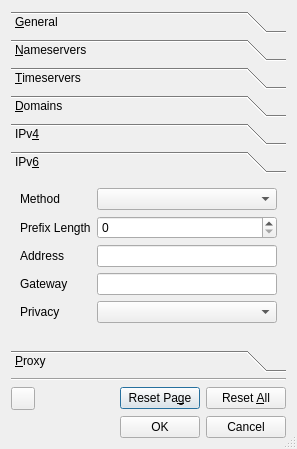
This is apps/cmstapp/code/peditor/ui/peditor.ui in andrew-bibb/cmst as Qt 5 draws it before an edit. The edited form follows.
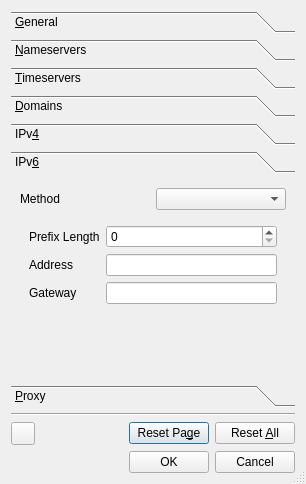
This is the edited form. The open tabs and pages were chosen to show the change.

```diff
--- a/apps/cmstapp/code/peditor/ui/peditor.ui
+++ b/apps/cmstapp/code/peditor/ui/peditor.ui
@@ -6,8 +6,8 @@
    <rect>
     <x>0</x>
     <y>0</y>
-    <width>297</width>
-    <height>449</height>
+    <width>306</width>
+    <height>484</height>
    </rect>
   </property>
   <property name="windowTitle">
@@ -246,8 +246,8 @@
        <rect>
         <x>0</x>
         <y>0</y>
-        <width>265</width>
-        <height>166</height>
+        <width>288</width>
+        <height>192</height>
        </rect>
       </property>
       <property name="whatsThis">
@@ -256,8 +256,8 @@
       <attribute name="label">
        <string>IPv&amp;6</string>
       </attribute>
-      <layout class="QVBoxLayout" name="verticalLayout_6">
-       <item>
+      <layout class="QGridLayout" name="gridLayout_5">
+       <item row="0" column="0">
         <layout class="QGridLayout" name="gridLayout">
          <item row="0" column="1">
           <widget class="QComboBox" name="comboBox_ipv6method">
@@ -266,56 +266,117 @@
            </property>
           </widget>
          </item>
-         <item row="3" column="0">
+         <item row="1" column="0" colspan="2">
+          <widget class="QStackedWidget" name="stackedWidget_ipv601">
+           <property name="currentIndex">
+            <number>2</number>
+           </property>
+           <widget class="QWidget" name="page">
+            <layout class="QGridLayout" name="gridLayout_7">
+             <item row="0" column="1">
+              <widget class="QComboBox" name="comboBox_ipv6privacy">
+               <property name="whatsThis">
+                <string>&lt;html&gt;&lt;head/&gt;&lt;body&gt;&lt;p&gt;Enable or disable the IPv6 privacy extension as described in RFC 4941,&lt;/p&gt;&lt;p&gt;&lt;span style=&quot; font-weight:600;&quot;&gt;Disabled&lt;/span&gt;: privacy extension is disabled and normal autoconf addresses are used.&lt;/p&gt;&lt;p&gt;&lt;span style=&quot; font-weight:600;&quot;&gt;Enabled&lt;/span&gt;: the system prefers to use public addresses over temporary addresses.&lt;/p&gt;&lt;p&gt;&lt;span style=&quot; font-weight:600;&quot;&gt;Prefered&lt;/span&gt;: privacy extension is enabled and the system prefers temporary addresses over public addresses.&lt;/p&gt;&lt;p&gt;&lt;br/&gt;&lt;/p&gt;&lt;/body&gt;&lt;/html&gt;</string>
+               </property>
+               <property name="currentText">
+                <string/>
+               </property>
+              </widget>
+             </item>
+             <item row="1" column="0" colspan="2">
+              <spacer name="verticalSpacer_2">
+               <property name="orientation">
+                <enum>Qt::Vertical</enum>
+               </property>
+               <property name="sizeHint" stdset="0">
+                <size>
+                 <width>20</width>
+                 <height>40</height>
+                </size>
+               </property>
+              </spacer>
+             </item>
+             <item row="0" column="0">
+              <widget class="QLabel" name="label_6">
+               <property name="whatsThis">
+                <string>&lt;html&gt;&lt;head/&gt;&lt;body&gt;&lt;p&gt;Enable or disable the IPv6 privacy extension as described in RFC 4941,&lt;/p&gt;&lt;p&gt;&lt;span style=&quot; font-weight:600;&quot;&gt;Disabled&lt;/span&gt;: privacy extension is disabled and normal autoconf addresses are used.&lt;/p&gt;&lt;p&gt;&lt;span style=&quot; font-weight:600;&quot;&gt;Enabled&lt;/span&gt;: the system prefers to use public addresses over temporary addresses.&lt;/p&gt;&lt;p&gt;&lt;span style=&quot; font-weight:600;&quot;&gt;Prefered&lt;/span&gt;: privacy extension is enabled and the system prefers temporary addresses over public addresses.&lt;/p&gt;&lt;p&gt;&lt;br/&gt;&lt;/p&gt;&lt;/body&gt;&lt;/html&gt;</string>
+               </property>
+               <property name="text">
+                <string>Privacy</string>
+               </property>
+              </widget>
+             </item>
+            </layout>
+           </widget>
+           <widget class="QWidget" name="page_3">
+            <layout class="QGridLayout" name="gridLayout_6">
+             <item row="2" column="0">
           <widget class="QLabel" name="label_4">
            <property name="text">
             <string>Gateway</string>
            </property>
-          </widget>
-         </item>
-         <item row="1" column="1">
+               <property name="buddy">
+                <cstring>lineEdit_ipv6gateway</cstring>
+               </property>
+              </widget>
+             </item>
+             <item row="0" column="1">
           <widget class="QSpinBox" name="spinBox_ipv6prefixlength">
            <property name="maximum">
             <number>255</number>
            </property>
           </widget>
          </item>
-         <item row="1" column="0">
+             <item row="2" column="1">
+              <widget class="QLineEdit" name="lineEdit_ipv6gateway">
+               <property name="whatsThis">
+                <string>&lt;html&gt;&lt;head/&gt;&lt;body&gt;&lt;p&gt;The IPv6 gateway for this connection. This field is optional and may be left blank&lt;/p&gt;&lt;/body&gt;&lt;/html&gt;</string>
+               </property>
+              </widget>
+             </item>
+             <item row="0" column="0">
           <widget class="QLabel" name="label_7">
            <property name="text">
             <string>Prefix Length</string>
            </property>
-          </widget>
-         </item>
-         <item row="2" column="1">
+               <property name="buddy">
+                <cstring>spinBox_ipv6prefixlength</cstring>
+               </property>
+              </widget>
+             </item>
+             <item row="1" column="1">
           <widget class="QLineEdit" name="lineEdit_ipv6address">
            <property name="text">
             <string/>
            </property>
           </widget>
          </item>
-         <item row="4" column="0">
-          <widget class="QLabel" name="label_6">
-           <property name="text">
-            <string>Privacy</string>
-           </property>
-          </widget>
-         </item>
-         <item row="3" column="1">
-          <widget class="QLineEdit" name="lineEdit_ipv6gateway"/>
-         </item>
-         <item row="2" column="0">
+             <item row="1" column="0">
           <widget class="QLabel" name="label_5">
            <property name="text">
             <string>Address</string>
            </property>
-          </widget>
-         </item>
-         <item row="4" column="1">
-          <widget class="QComboBox" name="comboBox_ipv6privacy">
-           <property name="currentText">
-            <string/>
-           </property>
+               <property name="buddy">
+                <cstring>lineEdit_ipv6address</cstring>
+               </property>
+              </widget>
+             </item>
+             <item row="3" column="0" colspan="2">
+              <spacer name="verticalSpacer_3">
+               <property name="orientation">
+                <enum>Qt::Vertical</enum>
+               </property>
+               <property name="sizeHint" stdset="0">
+                <size>
+                 <width>20</width>
+                 <height>40</height>
+                </size>
+               </property>
+              </spacer>
+             </item>
+            </layout>
+           </widget>
+           <widget class="QWidget" name="page_4"/>
           </widget>
          </item>
          <item row="0" column="0">
@@ -327,19 +388,6 @@
          </item>
         </layout>
        </item>
-       <item>
-        <spacer name="verticalSpacer_2">
-         <property name="orientation">
-          <enum>Qt::Vertical</enum>
-         </property>
-         <property name="sizeHint" stdset="0">
-          <size>
-           <width>20</width>
-           <height>40</height>
-          </size>
-         </property>
-        </spacer>
-       </item>
       </layout>
      </widget>
      <widget class="QWidget" name="proxy">
```
Left out of the diff: 165 changed lines with no effect on the pictures. Lines whose indentation alone changed are shown as unchanged.
